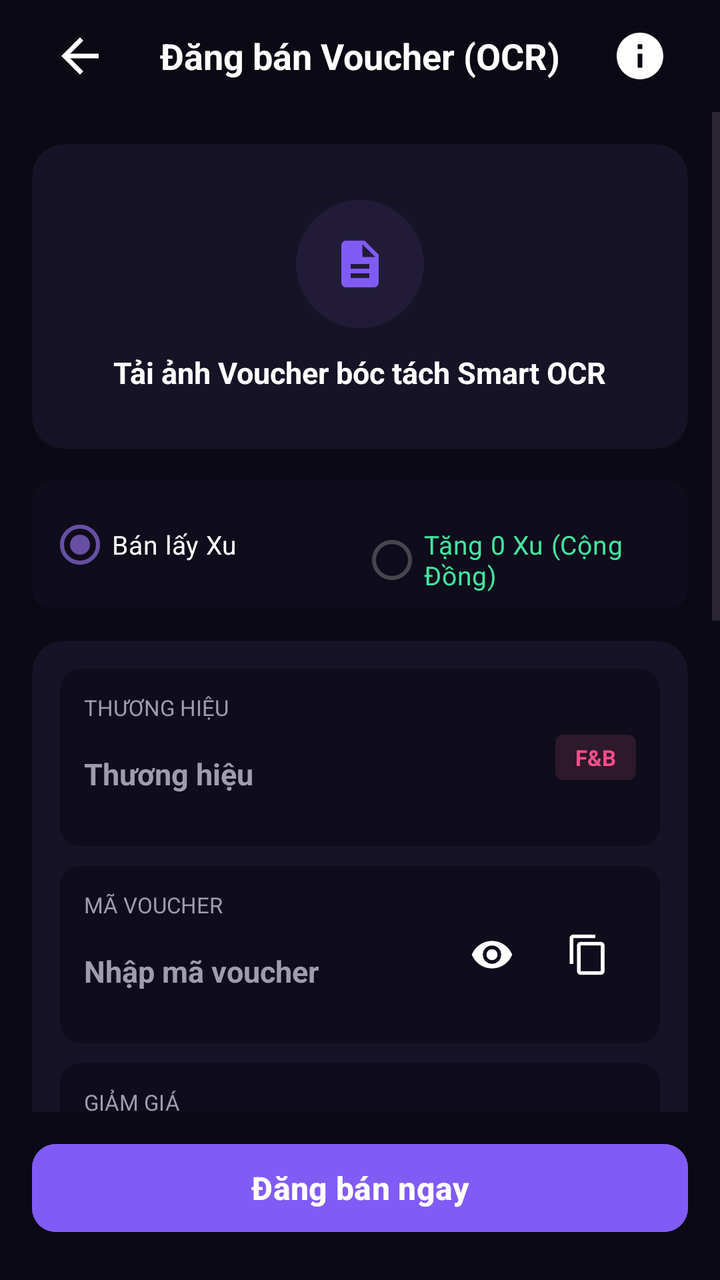
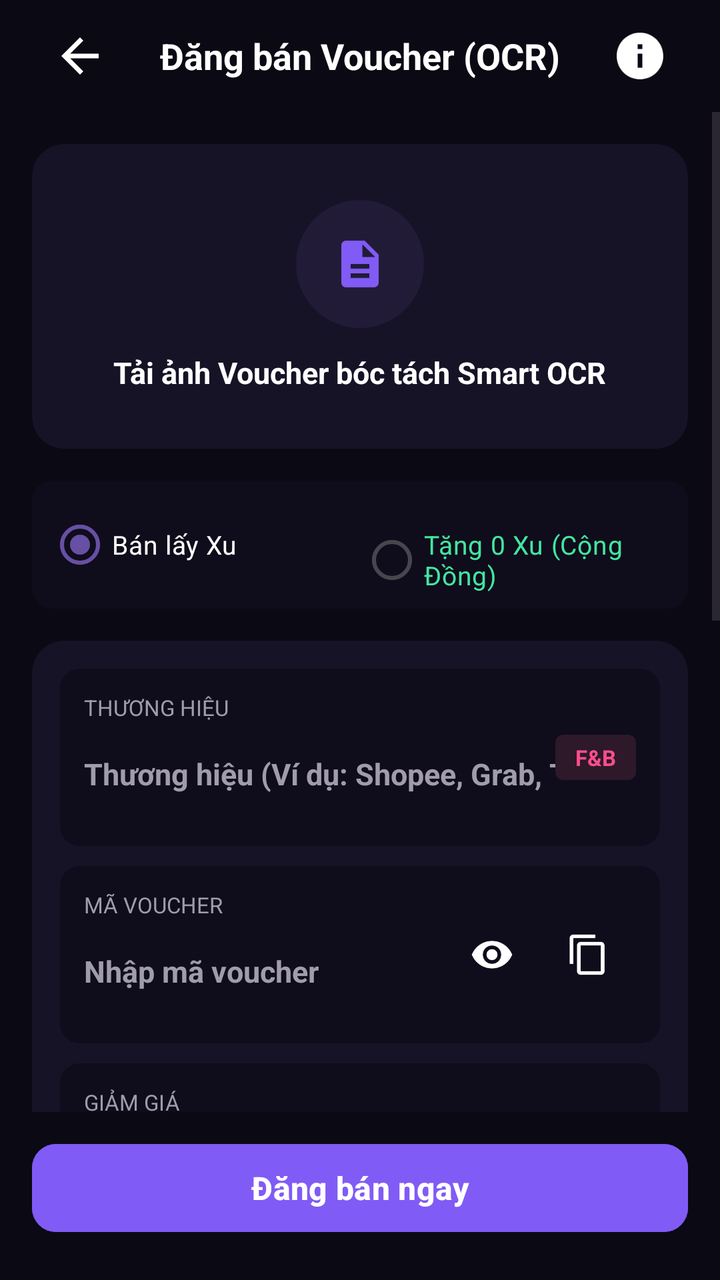

Screens rendered from an Android XML layout before and after an edit, with the pre-edit source and the edit as a unified diff.
<!-- AndroidManifest.xml: application theme Theme.SSharing -->
<!-- res/layout/activity_post_voucher.xml -->
<?xml version="1.0" encoding="utf-8"?>
<RelativeLayout xmlns:android="http://schemas.android.com/apk/res/android"
    xmlns:app="http://schemas.android.com/apk/res-auto"
    android:layout_width="match_parent"
    android:layout_height="match_parent"
    android:background="#0B0914">

    
    <RelativeLayout
        android:id="@+id/header"
        android:layout_width="match_parent"
        android:layout_height="56dp"
        android:paddingHorizontal="16dp">

        <ImageView
            android:id="@+id/btnBack"
            android:layout_width="48dp"
            android:layout_height="48dp"
            android:layout_centerVertical="true"
            android:background="?attr/selectableItemBackgroundBorderless"
            android:clickable="true"
            android:contentDescription="Quay lại"
            android:focusable="true"
            android:padding="10dp"
            android:src="@drawable/ic_arrow_back"
            app:tint="#FFFFFF" />

        <TextView
            android:layout_width="wrap_content"
            android:layout_height="wrap_content"
            android:layout_centerInParent="true"
            android:text="Đăng bán Voucher (OCR)"
            android:textColor="#FFFFFF"
            android:textSize="18sp"
            android:textStyle="bold" />

        <ImageView
            android:id="@+id/btnInfo"
            android:layout_width="48dp"
            android:layout_height="48dp"
            android:layout_alignParentEnd="true"
            android:layout_centerVertical="true"
            android:background="?attr/selectableItemBackgroundBorderless"
            android:clickable="true"
            android:contentDescription="Thông tin"
            android:focusable="true"
            android:padding="10dp"
            android:src="@drawable/ic_info"
            app:tint="#FFFFFF" />
    </RelativeLayout>

    
    <ScrollView
        android:layout_width="match_parent"
        android:layout_height="match_parent"
        android:layout_above="@id/bottomContainer"
        android:layout_below="@id/header"
        android:fillViewport="true">

        <LinearLayout
            android:layout_width="match_parent"
            android:layout_height="wrap_content"
            android:orientation="vertical"
            android:padding="16dp">

            
            <androidx.cardview.widget.CardView
                android:layout_width="match_parent"
                android:layout_height="wrap_content"
                android:layout_marginBottom="16dp"
                android:clickable="true"
                android:focusable="true"
                app:cardBackgroundColor="#161327"
                app:cardCornerRadius="16dp"
                app:cardElevation="0dp">

                <LinearLayout
                    android:layout_width="match_parent"
                    android:layout_height="wrap_content"
                    android:gravity="center"
                    android:orientation="vertical"
                    android:padding="28dp">

                    <RelativeLayout
                        android:layout_width="64dp"
                        android:layout_height="64dp"
                        android:background="@drawable/bg_circle_dark_purple">

                        <ImageView
                            android:layout_width="28dp"
                            android:layout_height="28dp"
                            android:layout_centerInParent="true"
                            android:contentDescription="Icon tài liệu"
                            android:src="@drawable/ic_document_file"
                            app:tint="#815BF5" />
                    </RelativeLayout>

                    <TextView
                        android:layout_width="wrap_content"
                        android:layout_height="wrap_content"
                        android:layout_marginTop="12dp"
                        android:text="Tải ảnh Voucher bóc tách Smart OCR"
                        android:textColor="#FFFFFF"
                        android:textSize="15sp"
                        android:textStyle="bold" />
                </LinearLayout>
            </androidx.cardview.widget.CardView>

            
            <RadioGroup
                android:id="@+id/rg_sell_type"
                android:layout_width="match_parent"
                android:layout_height="wrap_content"
                android:layout_marginBottom="16dp"
                android:background="@drawable/bg_input_field"
                android:orientation="horizontal"
                android:padding="8dp">

                <RadioButton
                    android:id="@+id/rb_sell_for_coin"
                    android:layout_width="0dp"
                    android:layout_height="wrap_content"
                    android:layout_weight="1"
                    android:checked="true"
                    android:text="Bán lấy Xu"
                    android:textColor="#FFFFFF"
                    android:textSize="13sp" />

                <RadioButton
                    android:id="@+id/rb_donate_community"
                    android:layout_width="0dp"
                    android:layout_height="wrap_content"
                    android:layout_weight="1"
                    android:text="Tặng 0 Xu (Cộng Đồng)"
                    android:textColor="#43E5A0"
                    android:textSize="13sp" />
            </RadioGroup>

            
            <androidx.cardview.widget.CardView
                android:layout_width="match_parent"
                android:layout_height="wrap_content"
                android:layout_marginBottom="16dp"
                app:cardBackgroundColor="#161327"
                app:cardCornerRadius="16dp"
                app:cardElevation="0dp">

                <LinearLayout
                    android:layout_width="match_parent"
                    android:layout_height="wrap_content"
                    android:orientation="vertical"
                    android:padding="14dp">

                    <RelativeLayout
                        android:layout_width="match_parent"
                        android:layout_height="wrap_content"
                        android:layout_marginBottom="10dp"
                        android:background="@drawable/bg_input_field"
                        android:padding="12dp">

                        <TextView
                            android:id="@+id/lblBrand"
                            android:layout_width="wrap_content"
                            android:layout_height="wrap_content"
                            android:text="THƯƠNG HIỆU"
                            android:textColor="#A09CAB"
                            android:textSize="11sp" />

                        <EditText
                            android:id="@+id/etBrand"
                            android:layout_width="match_parent"
                            android:layout_height="wrap_content"
                            android:layout_below="@id/lblBrand"
                            android:layout_marginTop="2dp"
                            android:layout_toStartOf="@id/badgeFB"
                            android:background="@null"
                            android:hint="Thương hiệu"
                            android:importantForAutofill="no"
                            android:inputType="text"
                            android:minHeight="48dp"
                            android:textColor="#FFFFFF"
                            android:textColorHint="#A09CAB"
                            android:textSize="15sp"
                            android:textStyle="bold" />

                        <TextView
                            android:id="@+id/badgeFB"
                            android:layout_width="wrap_content"
                            android:layout_height="wrap_content"
                            android:layout_alignParentEnd="true"
                            android:layout_centerVertical="true"
                            android:background="@drawable/bg_badge_pink"
                            android:paddingHorizontal="10dp"
                            android:paddingVertical="4dp"
                            android:text="F&amp;B"
                            android:textColor="#FF4D8D"
                            android:textSize="11sp"
                            android:textStyle="bold" />
                    </RelativeLayout>

                    <RelativeLayout
                        android:layout_width="match_parent"
                        android:layout_height="wrap_content"
                        android:layout_marginBottom="10dp"
                        android:background="@drawable/bg_input_field"
                        android:padding="12dp">

                        <TextView
                            android:id="@+id/lblCode"
                            android:layout_width="wrap_content"
                            android:layout_height="wrap_content"
                            android:text="MÃ VOUCHER"
                            android:textColor="#A09CAB"
                            android:textSize="11sp" />

                        <EditText
                            android:id="@+id/etCode"
                            android:layout_width="match_parent"
                            android:layout_height="wrap_content"
                            android:layout_below="@id/lblCode"
                            android:layout_marginTop="2dp"
                            android:layout_toStartOf="@id/iconsRightCode"
                            android:background="@null"
                            android:hint="Nhập mã voucher"
                            android:importantForAutofill="no"
                            android:inputType="text"
                            android:minHeight="48dp"
                            android:textColor="#FFFFFF"
                            android:textColorHint="#A09CAB"
                            android:textSize="15sp"
                            android:textStyle="bold" />

                        <LinearLayout
                            android:id="@+id/iconsRightCode"
                            android:layout_width="wrap_content"
                            android:layout_height="wrap_content"
                            android:layout_alignParentEnd="true"
                            android:layout_centerVertical="true"
                            android:gravity="center_vertical">

                            <ImageView
                                android:layout_width="48dp"
                                android:layout_height="48dp"
                                android:contentDescription="Xem mã"
                                android:padding="13dp"
                                android:src="@drawable/ic_eye"
                                app:tint="#FFFFFF" />

                            <ImageView
                                android:layout_width="48dp"
                                android:layout_height="48dp"
                                android:contentDescription="Sao chép"
                                android:padding="13dp"
                                android:src="@drawable/ic_copy"
                                app:tint="#FFFFFF" />
                        </LinearLayout>
                    </RelativeLayout>

                    <RelativeLayout
                        android:layout_width="match_parent"
                        android:layout_height="wrap_content"
                        android:layout_marginBottom="10dp"
                        android:background="@drawable/bg_input_field"
                        android:padding="12dp">

                        <TextView
                            android:id="@+id/lblDiscount"
                            android:layout_width="wrap_content"
                            android:layout_height="wrap_content"
                            android:text="GIẢM GIÁ"
                            android:textColor="#A09CAB"
                            android:textSize="11sp" />

                        <EditText
                            android:id="@+id/etDiscount"
                            android:layout_width="match_parent"
                            android:layout_height="wrap_content"
                            android:layout_below="@id/lblDiscount"
                            android:layout_marginTop="2dp"
                            android:background="@null"
                            android:hint="Nhập giá giảm"
                            android:importantForAutofill="no"
                            android:inputType="number"
                            android:minHeight="48dp"
                            android:textColor="#43E5A0"
                            android:textColorHint="#A09CAB"
                            android:textSize="16sp"
                            android:textStyle="bold" />
                    </RelativeLayout>

                    <RelativeLayout
                        android:layout_width="match_parent"
                        android:layout_height="wrap_content"
                        android:background="@drawable/bg_input_field"
                        android:padding="12dp">

                        <TextView
                            android:id="@+id/lblExpiry"
                            android:layout_width="wrap_content"
                            android:layout_height="wrap_content"
                            android:text="HẠN DÙNG"
                            android:textColor="#A09CAB"
                            android:textSize="11sp" />

                        <EditText
                            android:id="@+id/etExpiry"
                            android:layout_width="match_parent"
                            android:layout_height="wrap_content"
                            android:layout_below="@id/lblExpiry"
                            android:layout_marginTop="2dp"
                            android:layout_toStartOf="@id/icCalendar"
                            android:background="@null"
                            android:hint="DD/MM/YYYY"
                            android:importantForAutofill="no"
                            android:inputType="date"
                            android:minHeight="48dp"
                            android:text="31/12/2026"
                            android:textColor="#FFFFFF"
                            android:textColorHint="#A09CAB"
                            android:textSize="15sp"
                            android:textStyle="bold" />

                        <ImageView
                            android:id="@+id/icCalendar"
                            android:layout_width="48dp"
                            android:layout_height="48dp"
                            android:layout_alignParentEnd="true"
                            android:layout_centerVertical="true"
                            android:contentDescription="Lịch"
                            android:padding="13dp"
                            android:src="@drawable/ic_calendar"
                            app:tint="#FFFFFF" />
                    </RelativeLayout>
                </LinearLayout>
            </androidx.cardview.widget.CardView>

            
            <androidx.cardview.widget.CardView
                android:layout_width="match_parent"
                android:layout_height="wrap_content"
                android:layout_marginBottom="16dp"
                app:cardBackgroundColor="#161327"
                app:cardCornerRadius="16dp"
                app:cardElevation="0dp">

                <LinearLayout
                    android:layout_width="match_parent"
                    android:layout_height="wrap_content"
                    android:orientation="vertical"
                    android:padding="16dp">

                    <TextView
                        android:layout_width="wrap_content"
                        android:layout_height="wrap_content"
                        android:layout_marginBottom="12dp"
                        android:text="Thông tin bán hàng"
                        android:textColor="#FFFFFF"
                        android:textSize="16sp"
                        android:textStyle="bold" />

                    <RelativeLayout
                        android:layout_width="match_parent"
                        android:layout_height="wrap_content"
                        android:layout_marginBottom="10dp"
                        android:background="@drawable/bg_input_field"
                        android:padding="12dp">

                        <TextView
                            android:id="@+id/lblSellingPrice"
                            android:layout_width="wrap_content"
                            android:layout_height="wrap_content"
                            android:text="Giá bán mong muốn"
                            android:textColor="#A09CAB"
                            android:textSize="11sp" />

                        <EditText
                            android:id="@+id/etSellingPrice"
                            android:layout_width="match_parent"
                            android:layout_height="wrap_content"
                            android:layout_below="@id/lblSellingPrice"
                            android:layout_marginTop="2dp"
                            android:layout_toStartOf="@id/chipSShares"
                            android:background="@null"
                            android:hint="0 SS"
                            android:importantForAutofill="no"
                            android:inputType="number"
                            android:minHeight="48dp"
                            android:textColor="#43E5A0"
                            android:textColorHint="#A09CAB"
                            android:textSize="16sp"
                            android:textStyle="bold" />

                        <LinearLayout
                            android:id="@+id/chipSShares"
                            android:layout_width="wrap_content"
                            android:layout_height="wrap_content"
                            android:layout_alignParentEnd="true"
                            android:layout_centerVertical="true"
                            android:background="@drawable/bg_chip_gold_dark"
                            android:gravity="center_vertical"
                            android:paddingHorizontal="10dp"
                            android:paddingVertical="6dp">

                            <ImageView
                                android:layout_width="16dp"
                                android:layout_height="16dp"
                                android:contentDescription="Xu SShares"
                                android:src="@drawable/ic_coin" />

                            <TextView
                                android:layout_width="wrap_content"
                                android:layout_height="wrap_content"
                                android:layout_marginStart="6dp"
                                android:text="SShares"
                                android:textColor="#E8B837"
                                android:textSize="12sp"
                                android:textStyle="bold" />
                        </LinearLayout>
                    </RelativeLayout>

                    <RelativeLayout
                        android:layout_width="match_parent"
                        android:layout_height="wrap_content"
                        android:background="@drawable/bg_input_field"
                        android:padding="12dp">

                        <TextView
                            android:id="@+id/lblDescription"
                            android:layout_width="wrap_content"
                            android:layout_height="wrap_content"
                            android:text="Mô tả ngắn voucher"
                            android:textColor="#A09CAB"
                            android:textSize="11sp" />

                        <EditText
                            android:id="@+id/etDescription"
                            android:layout_width="match_parent"
                            android:layout_height="wrap_content"
                            android:layout_below="@id/lblDescription"
                            android:layout_marginTop="6dp"
                            android:background="@null"
                            android:gravity="top"
                            android:hint="Nhập mô tả..."
                            android:importantForAutofill="no"
                            android:inputType="textMultiLine"
                            android:minHeight="48dp"
                            android:minLines="3"
                            android:textColor="#FFFFFF"
                            android:textColorHint="#A09CAB"
                            android:textSize="13sp" />
                    </RelativeLayout>
                </LinearLayout>
            </androidx.cardview.widget.CardView>

        </LinearLayout>
    </ScrollView>

    <LinearLayout
        android:id="@+id/bottomContainer"
        android:layout_width="match_parent"
        android:layout_height="wrap_content"
        android:layout_alignParentBottom="true"
        android:background="#0B0914"
        android:paddingHorizontal="16dp"
        android:paddingTop="12dp"
        android:paddingBottom="20dp">

        <Button
            android:id="@+id/btnSubmit"
            android:layout_width="match_parent"
            android:layout_height="52dp"
            android:backgroundTint="#815BF5"
            android:text="Đăng bán ngay"
            android:textAllCaps="false"
            android:textColor="#FFFFFF"
            android:textSize="16sp"
            android:textStyle="bold"
            app:cornerRadius="12dp" />
    </LinearLayout>
</RelativeLayout>
<!-- resources referenced by this layout -->
<resources>
  <!-- drawable bg_badge_pink (drawable) -->
  <shape xmlns:android="http://schemas.android.com/apk/res/android">
      <solid android:color="#2D1929" />
      <corners android:radius="4dp" />
  </shape>
  <!-- drawable bg_chip_gold_dark (drawable) -->
  <?xml version="1.0" encoding="utf-8"?>
  <shape xmlns:android="http://schemas.android.com/apk/res/android">
      <solid android:color="#2A2211" />
      <corners android:radius="12dp" />
  </shape>
  <!-- drawable bg_circle_dark_purple (drawable) -->
  <?xml version="1.0" encoding="utf-8"?>
  <shape xmlns:android="http://schemas.android.com/apk/res/android" android:shape="oval">
      <solid android:color="#211B38" />
  </shape>
  <!-- drawable bg_input_field (drawable) -->
  <?xml version="1.0" encoding="utf-8"?>
  <shape xmlns:android="http://schemas.android.com/apk/res/android">
      <solid android:color="#0F0C1B" />
      <corners android:radius="10dp" />
  </shape>
  <!-- drawable ic_arrow_back (drawable) -->
  <?xml version="1.0" encoding="utf-8"?>
  <vector xmlns:android="http://schemas.android.com/apk/res/android"
      android:width="24dp" android:height="24dp" android:viewportWidth="24" android:viewportHeight="24">
      <path android:fillColor="#FFFFFFFF" android:pathData="M20,11H7.83l5.59,-5.59L12,4l-8,8 8,8 1.41,-1.41L7.83,13H20v-2z"/>
  </vector>
  <!-- drawable ic_calendar (drawable) -->
  <?xml version="1.0" encoding="utf-8"?>
  <vector xmlns:android="http://schemas.android.com/apk/res/android"
      android:width="24dp" android:height="24dp" android:viewportWidth="24" android:viewportHeight="24">
      <path android:fillColor="#FFFFFFFF" android:pathData="M19,4h-1V2h-2v2H8V2H6v2H5c-1.11,0 -1.99,0.9 -1.99,2L3,20c0,1.1 0.89,2 2,2h14c1.1,0 2,-0.9 2,-2V6c0,-1.1 -0.9,-2 -2,-2zm0,16H5V10h14v10zm0,-12H5V6h14v2z"/>
  </vector>
  <!-- drawable ic_copy (drawable) -->
  <?xml version="1.0" encoding="utf-8"?>
  <vector xmlns:android="http://schemas.android.com/apk/res/android"
      android:width="24dp" android:height="24dp" android:viewportWidth="24" android:viewportHeight="24">
      <path android:fillColor="#FFFFFFFF" android:pathData="M16,1H4c-1.1,0 -2,0.9 -2,2v14h2V3h12V1zm3,4H8c-1.1,0 -2,0.9 -2,2v14c0,1.1 0.9,2 2,2h11c1.1,0 2,-0.9 2,-2V7c0,-1.1 -0.9,-2 -2,-2zm0,16H8V7h11v14z"/>
  </vector>
  <!-- drawable ic_document_file (drawable) -->
  <?xml version="1.0" encoding="utf-8"?>
  <vector xmlns:android="http://schemas.android.com/apk/res/android"
      android:width="24dp" android:height="24dp" android:viewportWidth="24" android:viewportHeight="24">
      <path android:fillColor="#FFFFFFFF" android:pathData="M14,2H6c-1.1,0 -1.99,0.9 -1.99,2L4,20c0,1.1 0.89,2 1.99,2H18c1.1,0 2,-0.9 2,-2V8l-6,-6zm2,16H8v-2h8v2zm0,-4H8v-2h8v2zm-3,-5V3.5L18.5,9H13z"/>
  </vector>
  <!-- drawable ic_eye (drawable) -->
  <?xml version="1.0" encoding="utf-8"?>
  <vector xmlns:android="http://schemas.android.com/apk/res/android"
      android:width="24dp" android:height="24dp" android:viewportWidth="24" android:viewportHeight="24">
      <path android:fillColor="#FFFFFFFF" android:pathData="M12,4.5C7,4.5 2.73,7.61 1,12c1.73,4.39 6,7.5 11,7.5s9.27,-3.11 11,-7.5c-1.73,-4.39 -6,-7.5 -11,-7.5zm0,12.5c-2.76,0 -5,-2.24 -5,-5s2.24,-5 5,-5 5,2.24 5,5 -2.24,5 -5,5zm0,-8c-1.66,0 -3,1.34 -3,3s1.34,3 3,3 3,-1.34 3,-3 -1.34,-3 -3,-3z"/>
  </vector>
  <!-- drawable ic_info (drawable) -->
  <?xml version="1.0" encoding="utf-8"?>
  <vector xmlns:android="http://schemas.android.com/apk/res/android"
      android:width="24dp" android:height="24dp" android:viewportWidth="24" android:viewportHeight="24">
      <path android:fillColor="#FFFFFFFF" android:pathData="M12,2C6.48,2 2,6.48 2,12s4.48,10 10,10 10,-4.48 10,-10S17.52,2 12,2zm1,15h-2v-6h2v6zm0,-8h-2V7h2v2z"/>
  </vector>
  <style name="Theme.SSharing" parent="Base.Theme.SSharing" />
  <style name="Base.Theme.SSharing" parent="Theme.Material3.DayNight.NoActionBar">
          
          
      </style>
  <!-- unchanged entries left out for length: 1 -->
</resources>

<!-- the commit's change to res/layout/activity_post_voucher.xml (unified diff, before → after) -->
@@ -166,7 +166,7 @@
                             android:textColor="#A09CAB"
                             android:textSize="11sp" />
 
-                        <EditText
+                        <AutoCompleteTextView
                             android:id="@+id/etBrand"
                             android:layout_width="match_parent"
                             android:layout_height="wrap_content"
@@ -174,7 +174,8 @@
                             android:layout_marginTop="2dp"
                             android:layout_toStartOf="@id/badgeFB"
                             android:background="@null"
-                            android:hint="Thương hiệu"
+                            android:completionThreshold="1"
+                            android:hint="Thương hiệu (Ví dụ: Shopee, Grab, Tiki...)"
                             android:importantForAutofill="no"
                             android:inputType="text"
                             android:minHeight="48dp"
